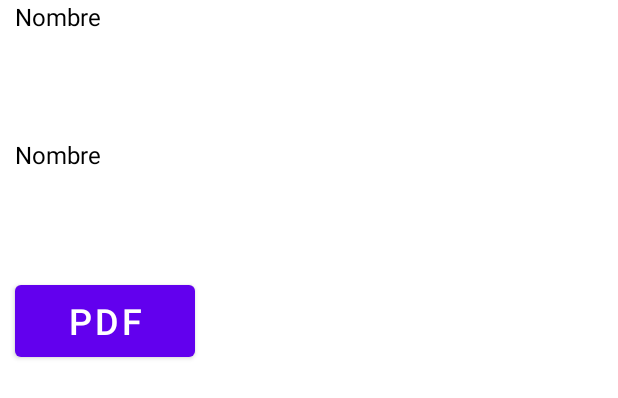
After one commit to KevinCheves/PlaceHolderView, an Android app: the layout articulos_item.xml on its own in the app's theme, with its tools: preview values and no code run, on a phone screen of 412 x 824 dp. The commit adds this screen. Shown: the top 398 px of the screen. Run offline under Robolectric (Android 15) with nearby library versions, the phone set to English and light mode, and no system bars.

Commit message:
commit Parte3 y 4

```diff
--- a/app/src/main/AndroidManifest.xml
+++ b/app/src/main/AndroidManifest.xml
@@ -3,6 +3,8 @@
     package="com.appmovil.placeholderview">
 
     <uses-permission android:name="android.permission.INTERNET" />
+    <uses-permission android:name="android.permission.WRITE_EXTERNAL_STORAGE" />
+    <uses-permission android:name="android.permission.READ_PHONE_STATE"/>
 
     <application
         android:allowBackup="true"
@@ -11,7 +13,8 @@
         android:roundIcon="@mipmap/ic_launcher_round"
         android:supportsRtl="true"
         android:theme="@style/Theme.PlaceHolderView">
-        <activity android:name=".VolumenesActivity"></activity>
+        <activity android:name=".ArticulosActivity"></activity>
+        <activity android:name=".VolumenesActivity" />
         <activity android:name=".MainActivity">
             <intent-filter>
                 <action android:name="android.intent.action.MAIN" />
--- a/app/src/main/java/com/appmovil/placeholderview/VolumenesActivity.java
+++ b/app/src/main/java/com/appmovil/placeholderview/VolumenesActivity.java
@@ -37,7 +37,7 @@ public class VolumenesActivity extends AppCompatActivity implements Asynchtask {
         for(int i=0; i< JSONlista.length();i++){
             JSONObject comment=  JSONlista.getJSONObject(i);
             mGalleryView
-                    .addView(new clvolumen(this.getApplicationContext(), mGalleryView,comment.getString("cover").toString(), comment.getString("title").toString(),comment.getString("volume").toString(),comment.getString("number").toString(), comment.getString("date_published").toString()));
+                    .addView(new clvolumen(this.getApplicationContext(), mGalleryView,comment.getString("cover").toString(), comment.getString("title").toString(),comment.getString("volume").toString(),comment.getString("number").toString(), comment.getString("date_published").toString(),comment.getString("issue_id").toString()));
         }
     }
 }
--- /dev/null
+++ b/app/src/main/res/layout/articulos_item.xml
@@ -0,0 +1,49 @@
+<?xml version="1.0" encoding="utf-8"?>
+<LinearLayout xmlns:android="http://schemas.android.com/apk/res/android"
+    xmlns:tools="http://schemas.android.com/tools"
+    android:layout_width="match_parent"
+    android:layout_height="250dp"
+    android:orientation="vertical">
+    <TextView
+        android:id="@+id/txtTitle"
+        android:layout_width="380dp"
+        android:layout_height="80dp"
+        android:layout_marginLeft="10dp"
+        android:layout_marginTop="0dp"
+        android:text="Nombre"
+        android:textAppearance="@style/Base.TextAppearance.AppCompat.Small"
+        android:textColor="#000000"
+        android:textSize="16sp" />
+    <TextView
+        android:id="@+id/txtAutores"
+        android:layout_width="380dp"
+        android:layout_height="80dp"
+        android:layout_marginLeft="10dp"
+        android:layout_marginTop="12dp"
+        android:text="Nombre"
+        android:textAppearance="@style/Base.TextAppearance.AppCompat.Small"
+        android:textColor="#000000"
+        android:textSize="16sp" />
+    <com.google.android.material.button.MaterialButton
+        android:id="@+id/btnPdf"
+        android:layout_width="120dp"
+        android:layout_height="60dp"
+        android:layout_marginLeft="10dp"
+        android:layout_marginTop="12dp"
+        android:text="PDF"
+        android:textColor="#ffffff"
+        android:textSize="24sp" />
+    <TextView
+        android:id="@+id/txturlpdf"
+        android:layout_width="0dp"
+        android:layout_height="0dp"
+        android:layout_marginLeft="20dp"
+        android:layout_marginTop="60dp"
+        android:visibility="invisible"
+        android:text="Nombre"
+        android:textAppearance="@style/Base.TextAppearance.AppCompat.Small"
+        android:textColor="#000000"
+        android:textSize="1sp" />
+
+
+</LinearLayout>
--- a/app/src/main/res/layout/image_item.xml
+++ b/app/src/main/res/layout/image_item.xml
@@ -27,6 +27,7 @@
         android:layout_height="0dp"
         android:layout_marginLeft="20dp"
         android:layout_marginTop="60dp"
+        android:visibility="invisible"
         android:text="Nombre"
         android:textAppearance="@style/Base.TextAppearance.AppCompat.Small"
         android:textColor="#000000"
--- a/app/src/main/res/values/colors.xml
+++ b/app/src/main/res/values/colors.xml
@@ -2,7 +2,7 @@
 <resources>
     <color name="purple_200">#FFBB86FC</color>
     <color name="purple_500">#FF6200EE</color>
-    <color name="purple_700">#FF3700B3</color>
+    <color name="purple_700">#FF03DAC5</color>
     <color name="teal_200">#FF03DAC5</color>
     <color name="teal_700">#FF018786</color>
     <color name="black">#FF000000</color>
```
Also changed, not shown: app/src/main/java/com/appmovil/placeholderview/ArticulosActivity.java (added, +52 -0 lines), app/src/main/java/com/appmovil/placeholderview/clvolumen.java (+16 -5 lines), app/src/main/java/com/appmovil/placeholderview/csArticulos.java (added, +131 -0 lines), app/src/main/res/layout/activity_articulos.xml (added, +13 -0 lines), app/src/main/res/layout/volumenes_item.xml (+11 -0 lines).
